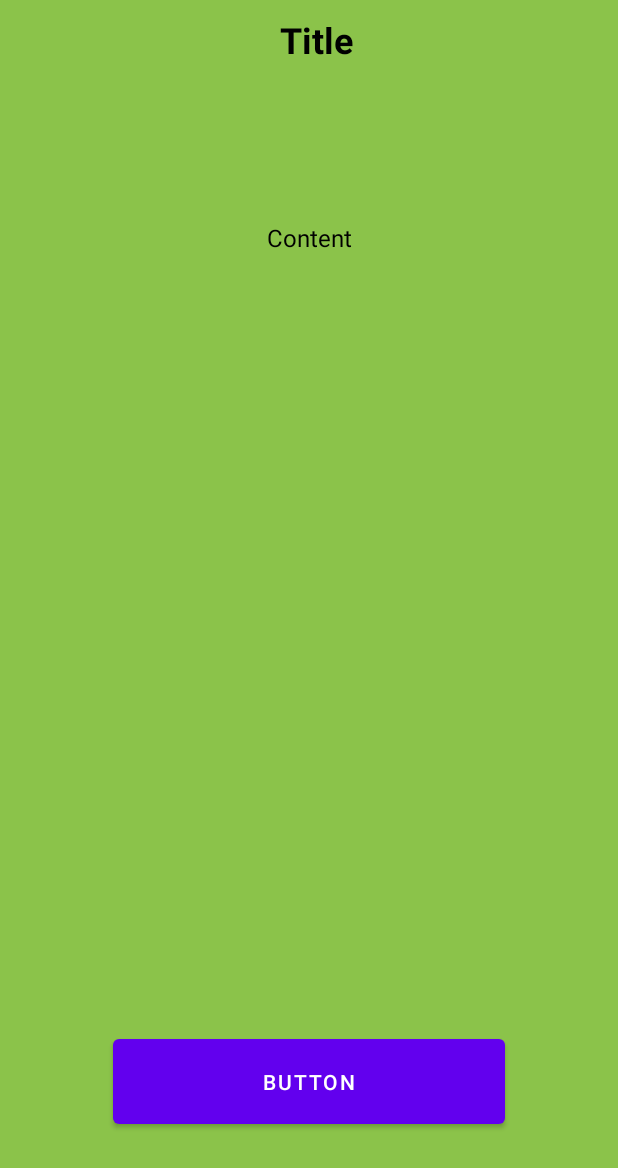
After one commit to Herophillix/calculation-matrix, an Android app: the layout popup_menu.xml on its own in the app's theme, with its tools: preview values and no code run, on a phone screen of 412 x 824 dp. The commit adds this screen. Shown: the top 1168 px of the screen. Run offline under Robolectric (Android 15) with nearby library versions, the phone set to English and light mode, and no system bars.

Commit message:
Change designs and gameplay adjustments

```diff
--- a/app/src/main/AndroidManifest.xml
+++ b/app/src/main/AndroidManifest.xml
@@ -18,6 +18,12 @@
                 <category android:name="android.intent.category.LAUNCHER" />
             </intent-filter>
         </activity>
+
+        <activity
+            android:name=".PopupMenuActivity"
+            android:theme="@style/Theme.CalculationMatrix.CustomTheme">
+        </activity>
+
     </application>
 
 </manifest>
--- /dev/null
+++ b/app/src/main/res/layout/popup_menu.xml
@@ -0,0 +1,53 @@
+<?xml version="1.0" encoding="utf-8"?>
+<androidx.constraintlayout.widget.ConstraintLayout xmlns:android="http://schemas.android.com/apk/res/android"
+    xmlns:tools="http://schemas.android.com/tools"
+    android:layout_width="match_parent"
+    android:layout_height="match_parent"
+    android:background="#8BC34A">
+
+    <LinearLayout
+        android:layout_width="match_parent"
+        android:layout_height="match_parent"
+        android:orientation="vertical">
+
+        <TextView
+            android:id="@+id/popup_title"
+            android:layout_width="match_parent"
+            android:layout_height="0dp"
+            android:layout_weight="2"
+            android:gravity="center_horizontal"
+            android:paddingLeft="10sp"
+            android:paddingTop="10sp"
+            android:paddingBottom="10sp"
+            android:text="Title"
+            android:textColor="@color/text_color"
+            android:textSize="24sp"
+            android:textStyle="bold" />
+
+        <TextView
+            android:id="@+id/popup_content"
+            android:layout_width="match_parent"
+            android:layout_height="0dp"
+            android:layout_weight="8"
+            android:gravity="center_horizontal"
+            android:paddingTop="10sp"
+            android:paddingBottom="10sp"
+            android:text="Content"
+            android:textColor="@color/text_color"
+            android:textSize="16sp" />
+
+        <Button
+            android:id="@+id/popup_button"
+            android:layout_width="match_parent"
+            android:layout_height="0dp"
+            android:layout_marginLeft="75sp"
+            android:layout_marginRight="75sp"
+            android:layout_weight="1"
+            android:text="Button" />
+
+        <Space
+            android:layout_width="match_parent"
+            android:layout_height="0dp"
+            android:layout_weight="1" />
+    </LinearLayout>
+</androidx.constraintlayout.widget.ConstraintLayout>
--- a/app/src/main/res/values/colors.xml
+++ b/app/src/main/res/values/colors.xml
@@ -8,5 +8,6 @@
     <color name="black">#FF000000</color>
     <color name="white">#FFFFFFFF</color>
     <color name="grid_background">#C1C1C1</color>
+    <color name="grid_background_active">#ffecb8</color>
     <color name="text_color">#FF000000</color>
 </resources>
--- a/app/src/main/res/values/themes.xml
+++ b/app/src/main/res/values/themes.xml
@@ -13,4 +13,8 @@
         <item name="android:statusBarColor" tools:targetApi="l">?attr/colorPrimaryVariant</item>
         <!-- Customize your theme here. -->
     </style>
+
+    <style name="Theme.CalculationMatrix.CustomTheme">
+        <item name="android:windowIsTranslucent">true</item>
+    </style>
 </resources>
```
Also changed, not shown: app/src/main/java/com/example/calculationmatrix/EquationButton.java (+11 -3 lines), app/src/main/java/com/example/calculationmatrix/GridButton.java (+8 -1 lines), app/src/main/java/com/example/calculationmatrix/MainActivity.java (+63 -32 lines), app/src/main/java/com/example/calculationmatrix/PopupMenuActivity.java (added, +55 -0 lines), app/src/main/java/com/example/calculationmatrix/StaticColor.java (added, +9 -0 lines).
